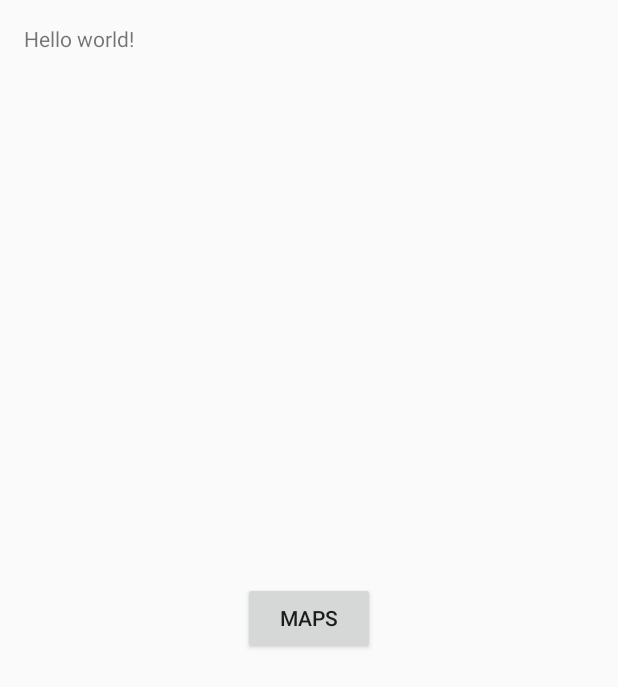
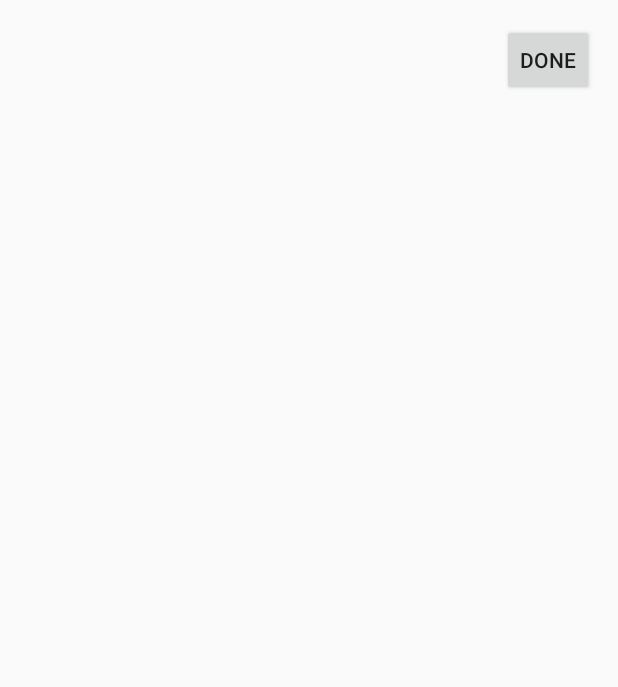
Before and after one commit to foxtrotzulu94/DotHike, an Android app: the layout activity_results.xml on its own in the app's theme, with its tools: preview values and no code run, on a phone screen of 412 x 824 dp. Shown: the top 687 px of the screen. Run offline under Robolectric (Android 15) with nearby library versions, the phone set to English and light mode, and no system bars.

```diff
--- a/app/src/main/res/layout/activity_intro.xml
+++ b/app/src/main/res/layout/activity_results.xml
@@ -3,18 +3,15 @@
     android:layout_height="match_parent" android:paddingLeft="@dimen/activity_horizontal_margin"
     android:paddingRight="@dimen/activity_horizontal_margin"
     android:paddingTop="@dimen/activity_vertical_margin"
-    android:paddingBottom="@dimen/activity_vertical_margin" tools:context=".IntroActivity">
-
-    <TextView android:text="@string/hello_world" android:layout_width="wrap_content"
-        android:layout_height="wrap_content" />
+    android:paddingBottom="@dimen/activity_vertical_margin"
+    tools:context="me.dotteam.dotprod.ResultsActivity">
 
     <Button
+        style="?android:attr/buttonStyleSmall"
         android:layout_width="wrap_content"
         android:layout_height="wrap_content"
-        android:text="Maps"
-        android:id="@+id/mapsButton"
-        android:layout_centerVertical="true"
-        android:layout_centerHorizontal="true"
-        android:singleLine="false" />
-
+        android:text="@string/buttonTextResultsDone"
+        android:id="@+id/buttonResultsDone"
+        android:layout_alignParentTop="true"
+        android:layout_alignParentEnd="true" />
 </RelativeLayout>
```
Also changed, not shown: app/src/main/AndroidManifest.xml (+15 -12 lines), app/src/main/java/me/dotteam/dotprod/HomeActivity.java (+16 -0 lines), app/src/main/java/me/dotteam/dotprod/MainHikeActivity.java (renamed from app/src/main/java/me/dotteam/dotprod/MapsActivity.java, +17 -3 lines), app/src/main/java/me/dotteam/dotprod/ResultsActivity.java (renamed from app/src/main/java/me/dotteam/dotprod/IntroActivity.java, +9 -11 lines), app/src/main/res/layout/activity_home.xml (+10 -3 lines), app/src/main/res/layout/activity_mainhike.xml (renamed from app/src/main/res/layout/activity_maps.xml, +15 -12 lines), app/src/main/res/menu/menu_results.xml (added, +7 -0 lines), app/src/main/res/values/strings.xml (+6 -2 lines).
